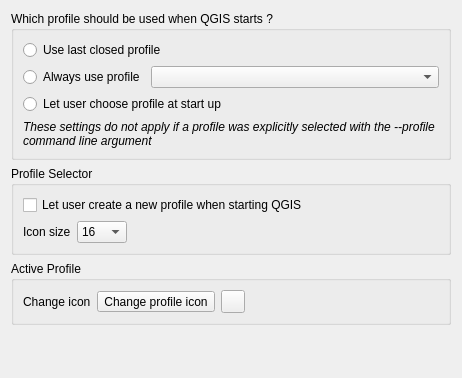
This is src/ui/qgsuserprofileoptionswidgetbase.ui in qgis/QGIS as Qt 5 draws it before an edit. The edited form follows.
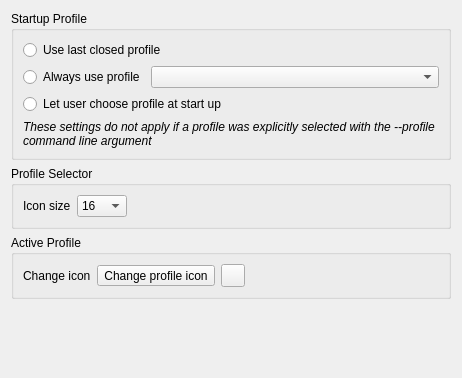
This is the edited form. Icons and pictures are not drawn.

Diff of the .ui file:
```diff
--- a/src/ui/qgsuserprofileoptionswidgetbase.ui
+++ b/src/ui/qgsuserprofileoptionswidgetbase.ui
@@ -17,7 +17,7 @@
    <item>
     <widget class="QGroupBox" name="mProfilePolicyGroupBox">
      <property name="title">
-      <string>Which profile should be used when QGIS starts ?</string>
+      <string>Startup Profile</string>
      </property>
      <layout class="QGridLayout" name="gridLayout">
       <item row="5" column="0" colspan="2">
@@ -79,21 +79,14 @@
       <string>Profile Selector</string>
      </property>
      <layout class="QFormLayout" name="formLayout">
-      <item row="0" column="0" colspan="2">
-       <widget class="QCheckBox" name="mAllowProfileCreation">
-        <property name="text">
-         <string>Let user create a new profile when starting QGIS</string>
-        </property>
-       </widget>
-      </item>
-      <item row="1" column="0">
+      <item row="0" column="0">
        <widget class="QLabel" name="mIconSizeLabel">
         <property name="text">
          <string>Icon size</string>
         </property>
        </widget>
       </item>
-      <item row="1" column="1">
+      <item row="0" column="1">
        <widget class="QComboBox" name="mIconSize">
         <property name="maximumSize">
          <size>
```
Left out of the diff: 1 changed line with no effect on the pictures.
